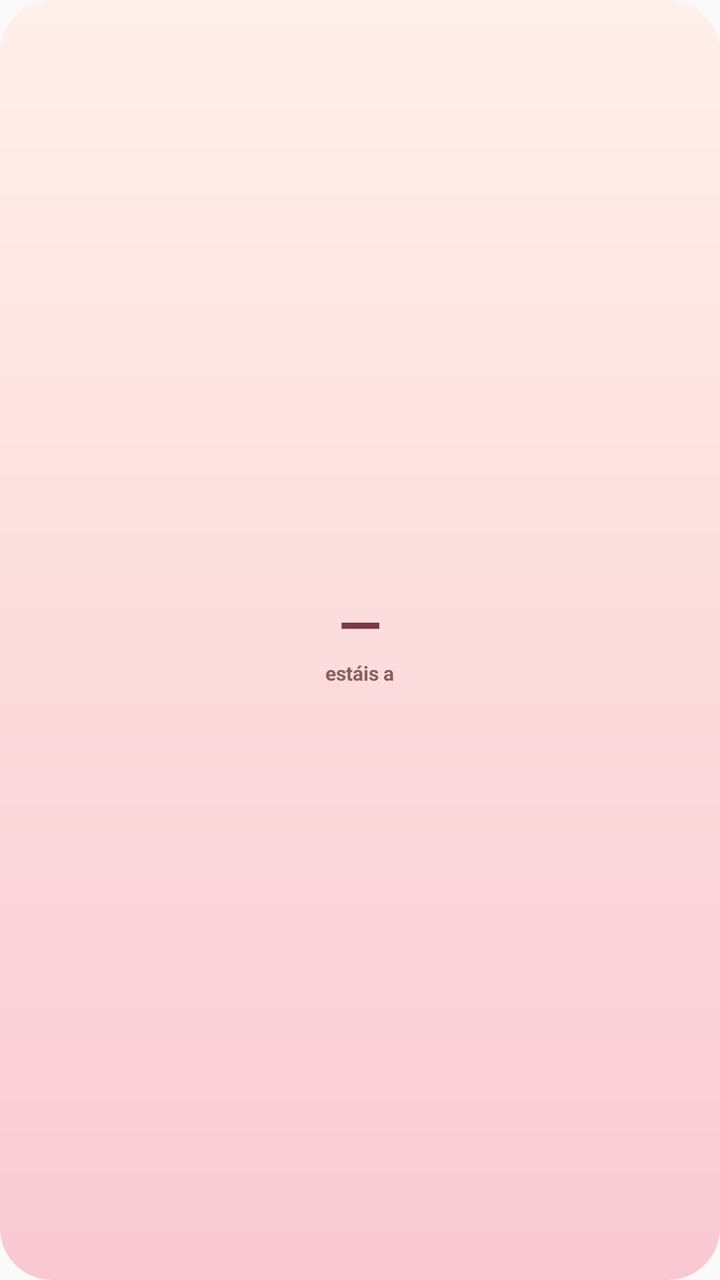
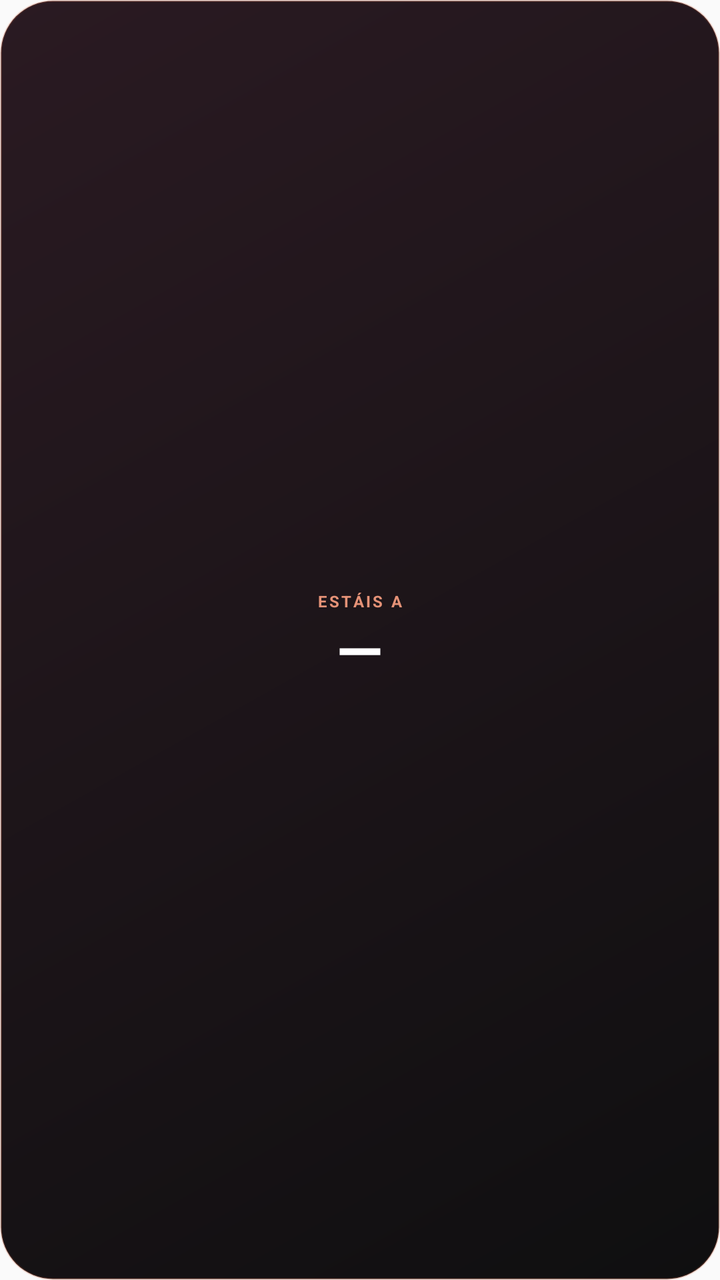

Before-and-after screenshots of an Android layout around one commit, followed by the original layout XML and the change that was made.
<!-- AndroidManifest.xml: application theme AppTheme -->
<!-- res/layout/widget_distance_compact.xml -->
<?xml version="1.0" encoding="utf-8"?>
<LinearLayout xmlns:android="http://schemas.android.com/apk/res/android"
    android:id="@+id/widget_distance_root"
    android:layout_width="match_parent"
    android:layout_height="match_parent"
    android:background="@drawable/widget_bg_distance"
    android:gravity="center"
    android:orientation="vertical"
    android:padding="10dp">

    <TextView
        android:id="@+id/widget_distance_value"
        android:layout_width="wrap_content"
        android:layout_height="wrap_content"
        android:includeFontPadding="false"
        android:text="—"
        android:textColor="#7A3A44"
        android:textSize="28sp"
        android:textStyle="bold" />

    <TextView
        android:id="@+id/widget_distance_label"
        android:layout_width="wrap_content"
        android:layout_height="wrap_content"
        android:text="@string/widget_distance_label2"
        android:textColor="#8A615A"
        android:textSize="10sp"
        android:textStyle="bold" />

</LinearLayout>
<!-- resources referenced by this layout -->
<resources>
  <!-- drawable widget_bg_distance (drawable) -->
  <?xml version="1.0" encoding="utf-8"?>
  <shape xmlns:android="http://schemas.android.com/apk/res/android"
      android:shape="rectangle">
      <corners android:radius="26dp" />
      <gradient
          android:angle="270"
          android:endColor="#F9C9D2"
          android:startColor="#FFF0E9" />
  </shape>
  <string name="widget_distance_label2">estáis a</string>
  <style name="AppTheme" parent="Theme.AppCompat.Light.DarkActionBar">
          
          <item name="colorPrimary">@color/colorPrimary</item>
          <item name="colorPrimaryDark">@color/colorPrimaryDark</item>
          <item name="colorAccent">@color/colorAccent</item>
      </style>
</resources>

<!-- the commit's change to res/layout/widget_distance_compact.xml (unified diff, before → after) -->
@@ -3,28 +3,45 @@
     android:id="@+id/widget_distance_root"
     android:layout_width="match_parent"
     android:layout_height="match_parent"
-    android:background="@drawable/widget_bg_distance"
+    android:background="@drawable/widget_distance_bg"
     android:gravity="center"
     android:orientation="vertical"
     android:padding="10dp">
 
     <TextView
+        android:id="@+id/widget_distance_label"
+        android:layout_width="wrap_content"
+        android:layout_height="wrap_content"
+        android:includeFontPadding="false"
+        android:letterSpacing="0.14"
+        android:maxLines="1"
+        android:text="@string/widget_distance_kicker"
+        android:textColor="@color/widget_coral_soft"
+        android:textSize="8sp"
+        android:textStyle="bold" />
+
+    <TextView
         android:id="@+id/widget_distance_value"
         android:layout_width="wrap_content"
         android:layout_height="wrap_content"
+        android:layout_marginTop="3dp"
         android:includeFontPadding="false"
+        android:maxLines="1"
         android:text="—"
-        android:textColor="#7A3A44"
-        android:textSize="28sp"
+        android:textColor="#FFFFFF"
+        android:textSize="30sp"
         android:textStyle="bold" />
 
     <TextView
-        android:id="@+id/widget_distance_label"
+        android:id="@+id/widget_distance_hint"
         android:layout_width="wrap_content"
         android:layout_height="wrap_content"
-        android:text="@string/widget_distance_label2"
-        android:textColor="#8A615A"
-        android:textSize="10sp"
-        android:textStyle="bold" />
+        android:layout_marginTop="2dp"
+        android:includeFontPadding="false"
+        android:maxLines="1"
+        android:text="@string/widget_distance_empty"
+        android:textColor="@color/widget_text_muted"
+        android:textSize="9sp"
+        android:visibility="gone" />
 
 </LinearLayout>
<!-- resource entries referenced after the edit -->
@@ -1,21 +1,28 @@
 <!-- resources referenced by this layout -->
 <resources>
-  <!-- drawable widget_bg_distance (drawable) -->
+  <color name="widget_coral_soft">#E59277</color>
+  <color name="widget_text_muted">#B3C9BBD1</color>
+  <!-- drawable widget_distance_bg (drawable) -->
   <?xml version="1.0" encoding="utf-8"?>
   <shape xmlns:android="http://schemas.android.com/apk/res/android"
       android:shape="rectangle">
       <corners android:radius="26dp" />
       <gradient
-          android:angle="270"
-          android:endColor="#F9C9D2"
-          android:startColor="#FFF0E9" />
+          android:angle="315"
+          android:endColor="@color/widget_ink"
+          android:startColor="#2A1A22" />
+      <stroke
+          android:width="1dp"
+          android:color="#38C65A3A" />
   </shape>
-  <string name="widget_distance_label2">estáis a</string>
+  <string name="widget_distance_empty">abre la app</string>
+  <string name="widget_distance_kicker">ESTÁIS A</string>
   <style name="AppTheme" parent="Theme.AppCompat.Light.DarkActionBar">
           
           <item name="colorPrimary">@color/colorPrimary</item>
           <item name="colorPrimaryDark">@color/colorPrimaryDark</item>
           <item name="colorAccent">@color/colorAccent</item>
       </style>
+  <color name="widget_ink">#0F0F10</color>
 </resources>
 
